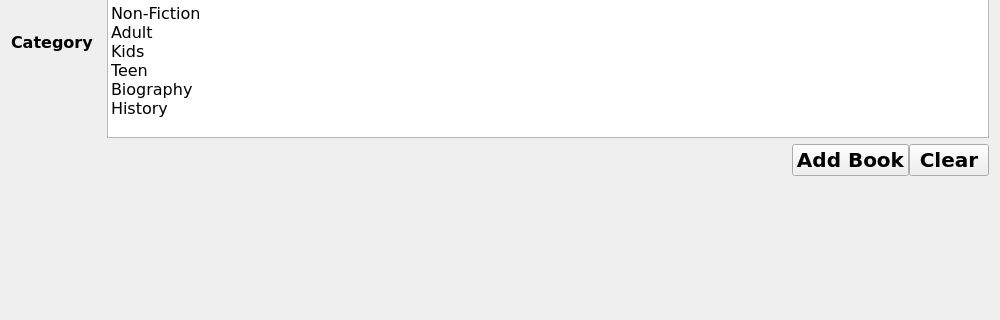
This is LibraryManagementSystem/widgets/book/bookview.ui in NiroSugir/LibraryManagementSystem as Qt 5 draws it before an edit; both pictures show x 0 to 1000 and y 250 to 570 of the 1000 by 762 pixel window. The edited form follows.
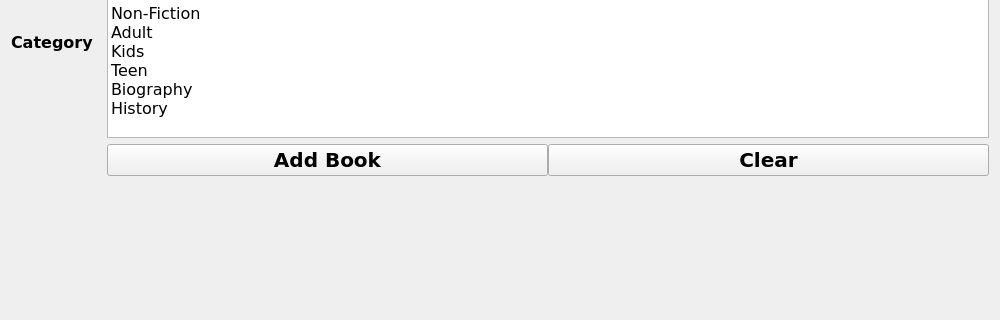
This is the edited form.

Commit message: remove spacer that pushes buttons to the right on book view

Patch:
```diff
--- a/LibraryManagementSystem/widgets/book/bookview.ui
+++ b/LibraryManagementSystem/widgets/book/bookview.ui
@@ -242,19 +242,6 @@
      </item>
      <item row="6" column="1">
       <layout class="QHBoxLayout" name="horizontalLayout">
-       <item>
-        <spacer name="horizontalSpacer">
-         <property name="orientation">
-          <enum>Qt::Horizontal</enum>
-         </property>
-         <property name="sizeHint" stdset="0">
-          <size>
-           <width>40</width>
-           <height>20</height>
-          </size>
-         </property>
-        </spacer>
-       </item>
        <item>
         <widget class="QPushButton" name="buttonSubmit">
          <property name="font">
```
